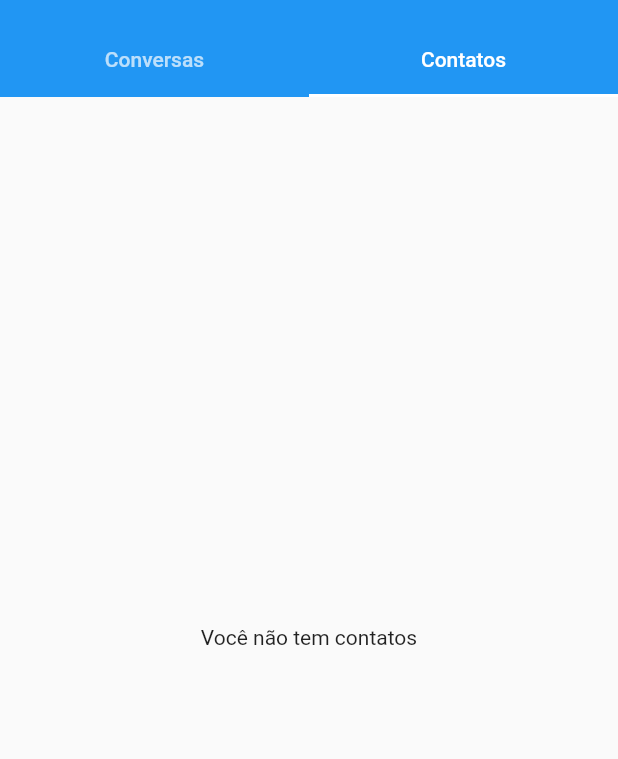
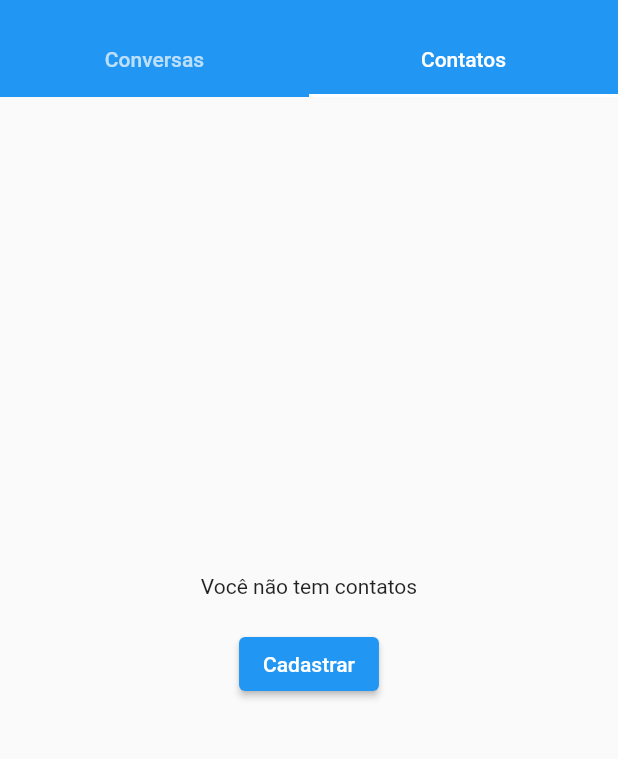
Before and after one commit to davi133/app-mensagens-si700, a Flutter app: the Home screen opened directly, tab 2 chosen, on a phone screen of 412 x 824 dp, the part 59-818 px from its top. Run offline on Flutter 3.47's test engine with Material 2 defaults, Android fonts, the phone set to English and light mode, and no system bars; our stand-ins replace bloc, cloud_firestore, firebase_auth, firebase_core, firebase_database, flutter_bloc and 2 more; missing offline and left inert: dart:ffi; accounts and stored records are empty.

Commit message:
agora da pra add contatos sem ter contatos antes

```diff
--- a/lib/View/ContactsPage/contato_tela.dart
+++ b/lib/View/ContactsPage/contato_tela.dart
@@ -25,7 +25,7 @@ class TelaContatos extends StatelessWidget {
         } else if (state is ContactLoaded) {
           return ListaContatos(contatos: state.lista_de_contatos);
         } else {
-          return const Center(child: Text("Você não tem contatos"));
+          return const EmptyList();
         }
       }),
     );
@@ -88,3 +88,29 @@ class _ListaContatosState extends State<ListaContatos> {
     );
   }
 }
+
+class EmptyList extends StatelessWidget {
+  const EmptyList({super.key});
+
+  @override
+  Widget build(BuildContext context) {
+    return Center(
+      child: Column(
+        mainAxisAlignment: MainAxisAlignment.center,
+        children: [
+        const Text("Você não tem contatos"),
+        Container(
+          height: 20,
+        ),
+        ElevatedButton(
+          child: const Text("Cadastrar"),
+          onPressed: () {
+            Navigator.of(context).push(MaterialPageRoute(builder: (ctx) {
+              return NewContactScreen(BlocProvider.of<ContactBloc>(context));
+            }));
+          },
+        ),
+      ]),
+    );
+  }
+}
```
